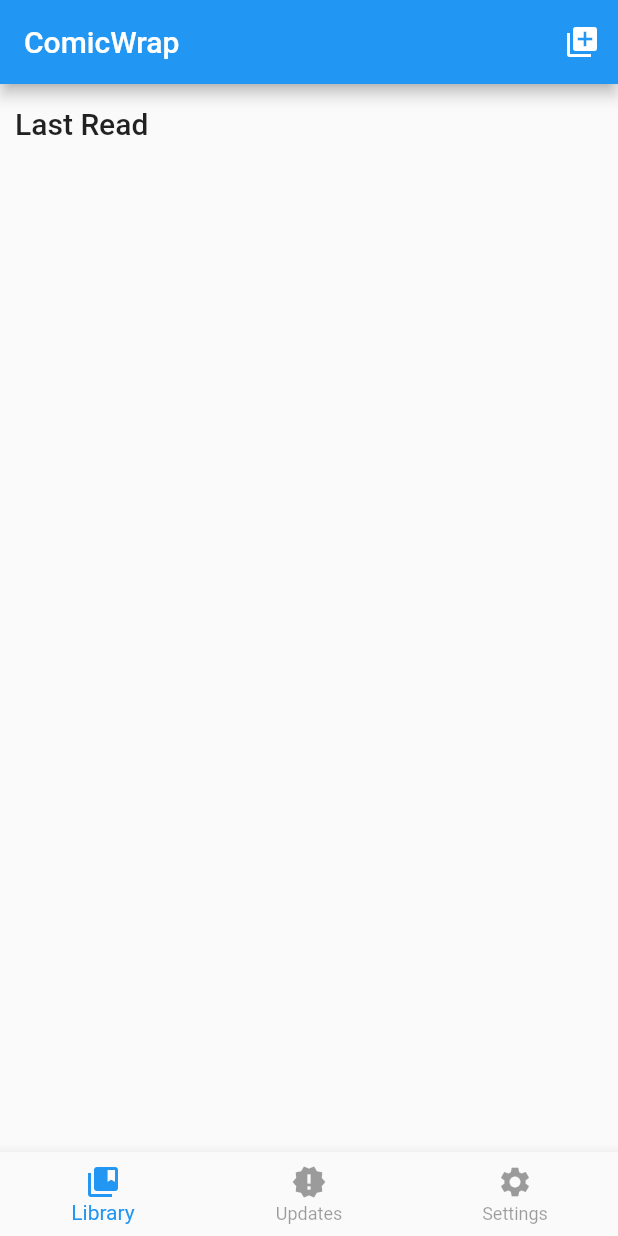
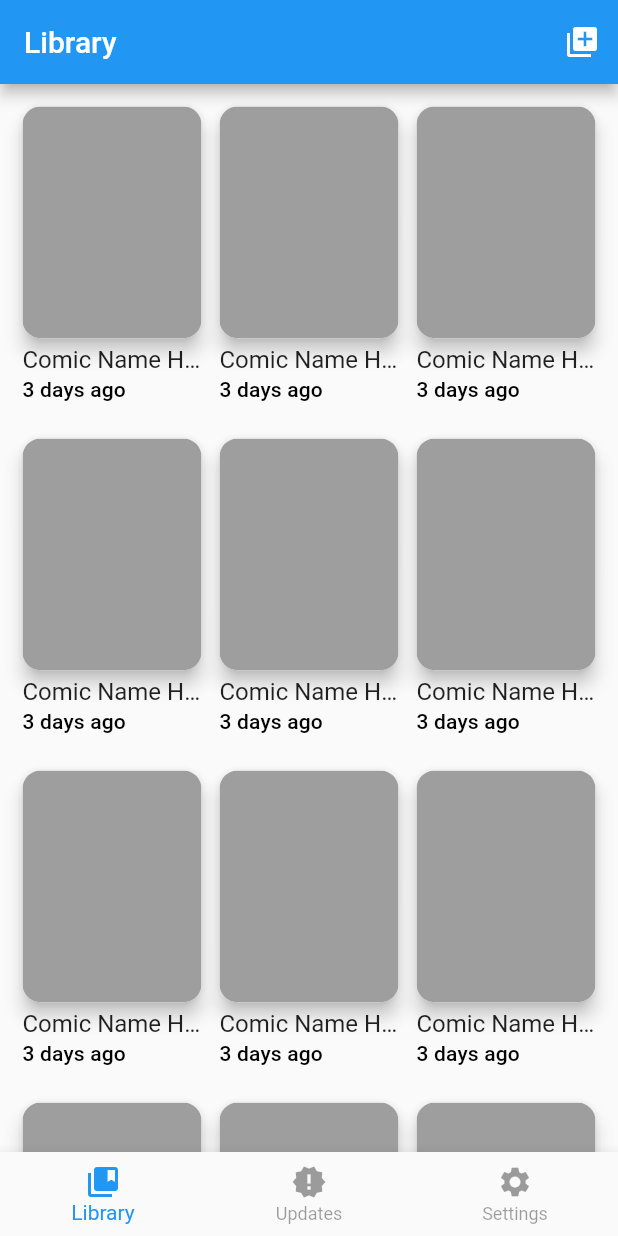
Before and after one commit to jackv24/ComicWrap-F, a Flutter app: the screen it shows once a user with an empty profile is signed in, on a phone screen of 412 x 824 dp. Run offline on Flutter 3.47's test engine with Material 2 defaults, Android fonts, the phone set to English and light mode, and no system bars; our stand-ins replace firebase_auth, firebase_core, flutter_signin_button, google_sign_in; missing offline and left inert: ms_material_color; accounts and stored records are empty; network calls fail.

Commit message:
Working on design

```diff
--- a/lib/home_page/home_page.dart
+++ b/lib/home_page/home_page.dart
@@ -1,4 +1,4 @@
-import 'package:comicwrap_f/scaffold_screen.dart';
+import 'package:comicwrap_f/widgets/scaffold_screen.dart';
 import 'package:flutter/material.dart';
 
 import 'library_screen.dart';
@@ -19,9 +19,13 @@ class _HomePageState extends State<HomePage> {
   Widget build(BuildContext context) {
     var selectedScreen = _getScreenOption(context, selectedScreenIndex);
 
+    ThemeData theme = Theme.of(context);
+
     return Scaffold(
       appBar: AppBar(
-        title: Text("ComicWrap"),
+        title: Text(
+          selectedScreen.title,
+        ),
         actions: selectedScreen.actions,
       ),
       body: selectedScreen,
@@ -47,8 +51,8 @@ class _HomePageState extends State<HomePage> {
           });
         },
         showUnselectedLabels: true,
-        selectedItemColor: Theme.of(context).accentColor,
-        unselectedItemColor: Theme.of(context).disabledColor,
+        selectedItemColor: theme.accentColor,
+        unselectedItemColor: theme.disabledColor,
       ),
     );
   }
--- a/lib/home_page/library_screen.dart
+++ b/lib/home_page/library_screen.dart
@@ -1,31 +1,48 @@
-import 'package:comicwrap_f/scaffold_screen.dart';
+import 'package:comicwrap_f/widgets/comic_info_card.dart';
+import 'package:comicwrap_f/widgets/scaffold_screen.dart';
 import 'package:flutter/material.dart';
 
 import 'home_screen_container.dart';
 
 class LibraryScreen extends ScaffoldScreen {
   LibraryScreen(BuildContext context)
-      : super.actions([
+      : super.actions(
+          'Library',
+          [
             IconButton(
                 icon: Icon(
                   Icons.library_add,
                   color: Theme.of(context).primaryIconTheme.color,
                 ),
                 onPressed: null)
-        ]);
+          ],
+        );
 
   @override
   Widget build(BuildContext context) {
-    return Padding(
-      padding: EdgeInsets.symmetric(vertical: 15.0, horizontal: 10.0),
-      child: HomeScreenContainer(ListView(
+    return HomeScreenContainer(GridView.count(
+      crossAxisCount: 3,
+      childAspectRatio: 0.57,
+      mainAxisSpacing: 12.0,
+      crossAxisSpacing: 12.0,
+      padding: EdgeInsets.symmetric(vertical: 15.0, horizontal: 15.0),
       children: [
-          Text(
-            'Last Read',
-            style: Theme.of(context).textTheme.headline6,
-          )
+        ComicInfoCard(),
+        ComicInfoCard(),
+        ComicInfoCard(),
+        ComicInfoCard(),
+        ComicInfoCard(),
+        ComicInfoCard(),
+        ComicInfoCard(),
+        ComicInfoCard(),
+        ComicInfoCard(),
+        ComicInfoCard(),
+        ComicInfoCard(),
+        ComicInfoCard(),
+        ComicInfoCard(),
+        ComicInfoCard(),
+        ComicInfoCard(),
       ],
-      )),
-    );
+    ));
   }
 }
--- a/lib/home_page/settings_screen.dart
+++ b/lib/home_page/settings_screen.dart
@@ -1,10 +1,12 @@
-import 'package:comicwrap_f/scaffold_screen.dart';
 import 'package:comicwrap_f/system/auth.dart';
+import 'package:comicwrap_f/widgets/scaffold_screen.dart';
 import 'package:firebase_auth/firebase_auth.dart';
 import 'package:flutter/material.dart';
 import 'package:flutter_signin_button/flutter_signin_button.dart';
 
 class SettingsScreen extends ScaffoldScreen {
+  SettingsScreen() : super('Settings');
+
   @override
   Widget build(BuildContext context) {
     return Padding(
--- a/lib/home_page/updates_screen.dart
+++ b/lib/home_page/updates_screen.dart
@@ -1,9 +1,11 @@
-import 'package:comicwrap_f/scaffold_screen.dart';
+import 'package:comicwrap_f/widgets/scaffold_screen.dart';
 import 'package:flutter/material.dart';
 
 import 'home_screen_container.dart';
 
 class UpdatesScreen extends ScaffoldScreen {
+  UpdatesScreen() : super('Updates');
+
   @override
   Widget build(BuildContext context) {
     return Padding(
--- /dev/null
+++ b/lib/widgets/comic_info_card.dart
@@ -0,0 +1,35 @@
+import 'package:flutter/material.dart';
+
+class ComicInfoCard extends StatelessWidget {
+  @override
+  Widget build(BuildContext context) {
+    return Column(
+      crossAxisAlignment: CrossAxisAlignment.start,
+      children: [
+        AspectRatio(
+          aspectRatio: 8.5 / 11.0,
+          child: Material(
+            elevation: 5.0,
+            borderRadius: BorderRadius.all(Radius.circular(12.0)),
+            clipBehavior: Clip.antiAlias,
+            child: Container(
+              color: Colors.grey,
+            ),
+          ),
+        ),
+        SizedBox(height: 5.0),
+        Text(
+          'Comic Name Here',
+          overflow: TextOverflow.ellipsis,
+          style: Theme.of(context).textTheme.subtitle1,
+        ),
+        SizedBox(height: 2.0),
+        Text(
+          '3 days ago',
+          overflow: TextOverflow.ellipsis,
+          style: Theme.of(context).textTheme.subtitle2,
+        ),
+      ],
+    );
+  }
+}
--- a/lib/scaffold_screen.dart
+++ b/lib/widgets/scaffold_screen.dart
@@ -2,10 +2,12 @@ import 'package:flutter/material.dart';
 
 abstract class ScaffoldScreen extends StatelessWidget {
   final List<Widget> actions;
+  final String title;
 
-  ScaffoldScreen({Key key})
+  ScaffoldScreen(this.title, {Key key})
       : actions = [],
         super(key: key);
 
-  const ScaffoldScreen.actions(this.actions, {Key key}) : super(key: key);
+  const ScaffoldScreen.actions(this.title, this.actions, {Key key})
+      : super(key: key);
 }
```
Lines whose indentation alone changed are shown as unchanged.
